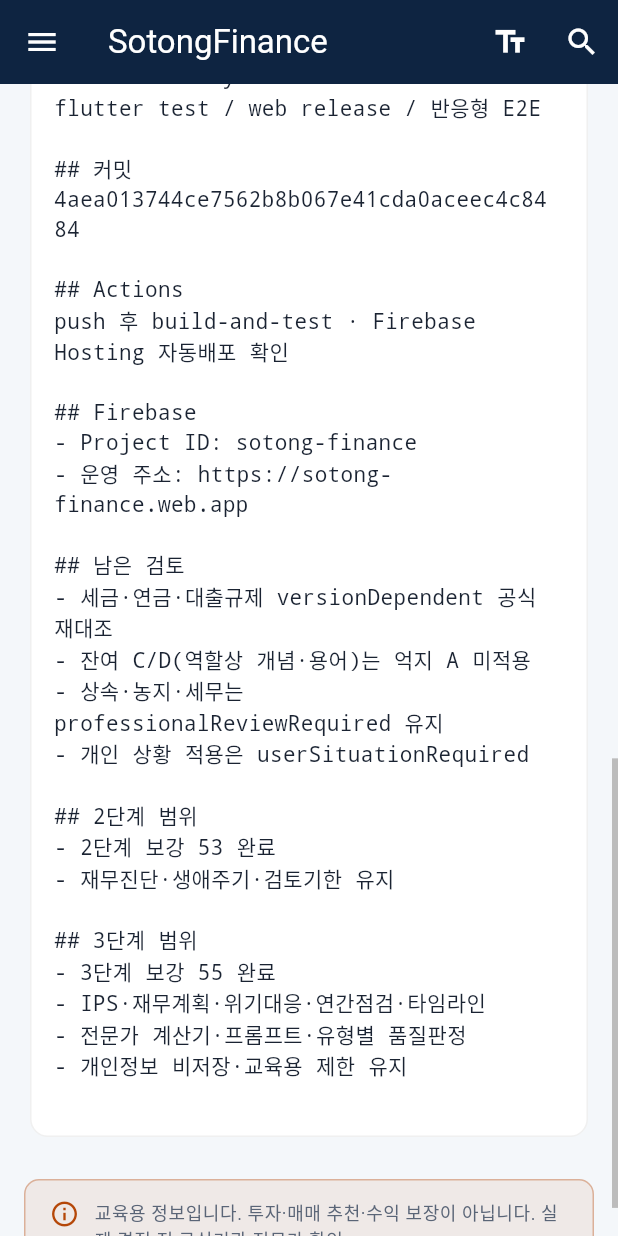
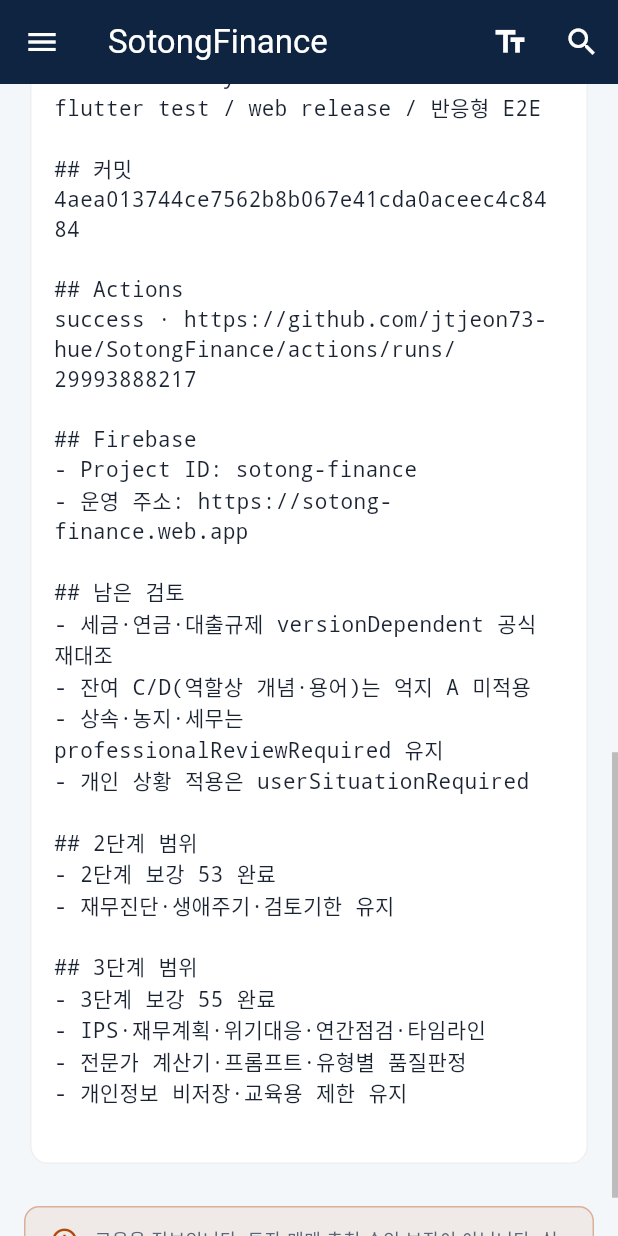
Before and after one commit to jtjeon73-hue/SotongFinance, a Flutter app: the ProjectReportScreen screen opened by its route, scrolled down 1152 dp, on a phone screen of 412 x 824 dp. Run offline on Flutter 3.47's test engine with Material 3 defaults, Android fonts, the phone set to English and light mode, and no system bars; our stand-ins replace go_router; Roboto replaces fonts that are missing (Noto Sans KR).

Commit message:
Record Phase 3 Actions success and E2E results in reports.
Co-authored-by: Cursor <cursoragent@cursor.com>

```diff
--- a/lib/screens/project_report_screen.dart
+++ b/lib/screens/project_report_screen.dart
@@ -56,7 +56,8 @@ class ProjectReportScreen extends StatelessWidget {
       testStatus:
           'format / analyze --fatal-infos / flutter test / web release / 반응형 E2E',
       commitHash: '4aea013744ce7562b8b067e41cda0aceec4c8484',
-      actionsStatus: 'push 후 build-and-test · Firebase Hosting 자동배포 확인',
+      actionsStatus:
+          'success · https://github.com/jtjeon73-hue/SotongFinance/actions/runs/29993888217',
       firebaseProjectId: AppConstants.firebaseProjectId,
       hostingUrl: AppConstants.hostingUrl,
       qualitySummary:
```
Also changed, not shown: 1 other file.
